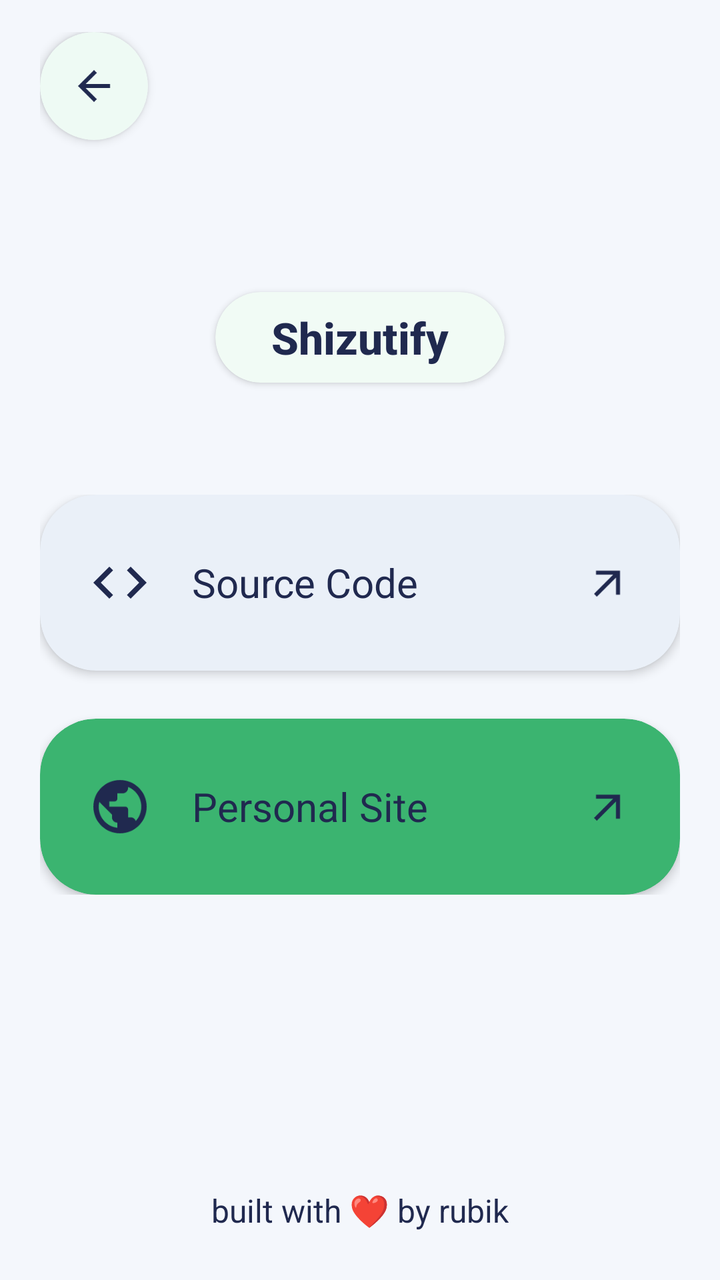
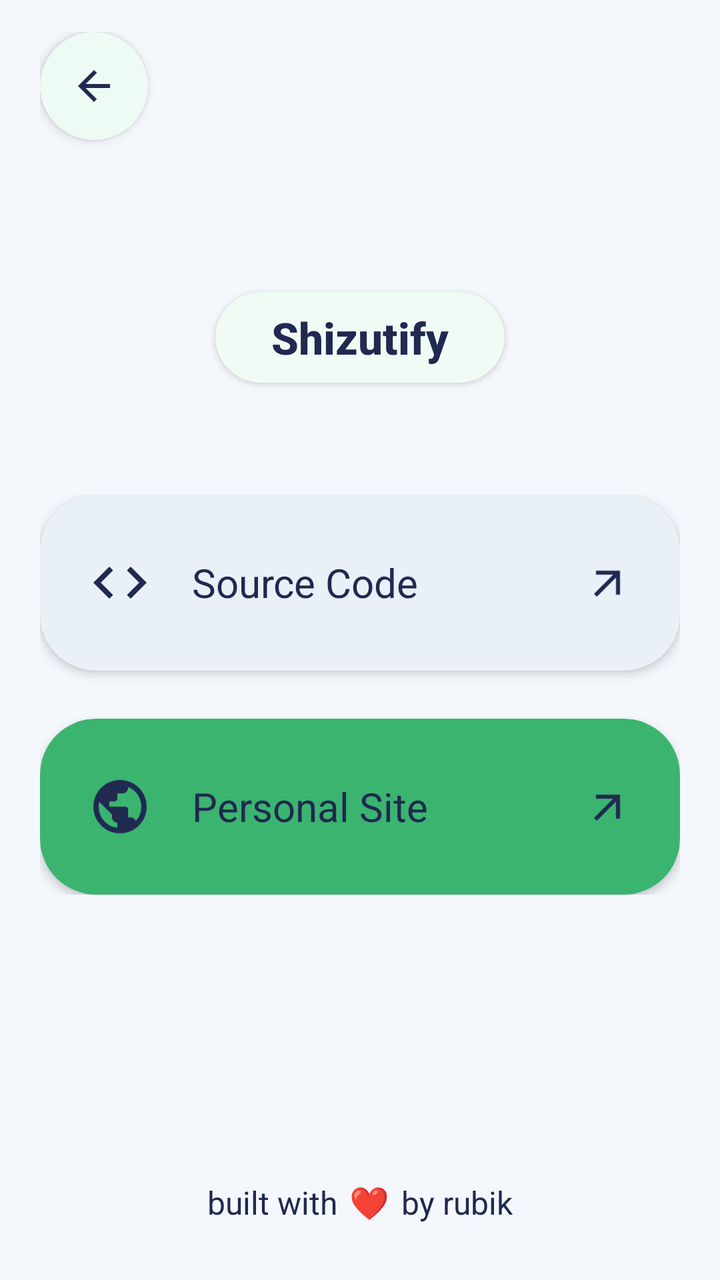

Compare the two renders of this Android layout. The source of the first and the diff that turns it into the second are given below.
<!-- AndroidManifest.xml: application theme Theme.Shizutify -->
<!-- res/layout/activity_more_info.xml -->
<?xml version="1.0" encoding="utf-8"?>
<androidx.constraintlayout.widget.ConstraintLayout xmlns:android="http://schemas.android.com/apk/res/android"
    xmlns:app="http://schemas.android.com/apk/res-auto"
    android:id="@+id/rootMoreInfo"
    android:layout_width="match_parent"
    android:layout_height="match_parent"
    android:background="@color/bg_alabaster"
    android:paddingHorizontal="20dp"
    android:paddingVertical="16dp">

    
    <com.google.android.material.card.MaterialCardView
        android:id="@+id/btnBack"
        android:layout_width="54dp"
        android:layout_height="54dp"
        android:clickable="true"
        android:focusable="true"
        app:cardBackgroundColor="@color/surface_cream"
        app:cardCornerRadius="27dp"
        app:cardElevation="3dp"
        app:layout_constraintStart_toStartOf="parent"
        app:layout_constraintTop_toTopOf="parent"
        app:strokeWidth="0dp">

        <ImageView
            android:layout_width="24dp"
            android:layout_height="24dp"
            android:layout_gravity="center"
            android:contentDescription="@null"
            android:src="@drawable/ic_arrow_back" />
    </com.google.android.material.card.MaterialCardView>

    
    <com.google.android.material.card.MaterialCardView
        android:id="@+id/brandPill"
        android:layout_width="wrap_content"
        android:layout_height="wrap_content"
        android:layout_marginTop="76dp"
        app:cardBackgroundColor="@color/surface_cream"
        app:cardCornerRadius="24dp"
        app:cardElevation="2dp"
        app:layout_constraintEnd_toEndOf="parent"
        app:layout_constraintStart_toStartOf="parent"
        app:layout_constraintTop_toBottomOf="@+id/btnBack"
        app:strokeWidth="0dp">

        <TextView
            android:layout_width="wrap_content"
            android:layout_height="wrap_content"
            android:fontFamily="sans-serif-medium"
            android:paddingHorizontal="28dp"
            android:paddingVertical="8dp"
            android:text="@string/app_name"
            android:textColor="@color/espresso_brown"
            android:textSize="22sp"
            android:textStyle="bold" />
    </com.google.android.material.card.MaterialCardView>

    
    <LinearLayout
        android:layout_width="0dp"
        android:layout_height="wrap_content"
        android:layout_marginTop="56dp"
        android:orientation="vertical"
        app:layout_constraintEnd_toEndOf="parent"
        app:layout_constraintStart_toStartOf="parent"
        app:layout_constraintTop_toBottomOf="@+id/brandPill">

        
        <com.google.android.material.card.MaterialCardView
            android:id="@+id/cardSourceCode"
            android:layout_width="match_parent"
            android:layout_height="88dp"
            android:clickable="true"
            android:focusable="true"
            app:cardBackgroundColor="@color/surface_card_cream"
            app:cardCornerRadius="28dp"
            app:cardElevation="3dp"
            app:strokeWidth="0dp">

            <LinearLayout
                android:layout_width="match_parent"
                android:layout_height="match_parent"
                android:gravity="center_vertical"
                android:orientation="horizontal"
                android:paddingHorizontal="24dp">

                <ImageView
                    android:layout_width="32dp"
                    android:layout_height="32dp"
                    android:contentDescription="@null"
                    android:src="@drawable/ic_code" />

                <TextView
                    android:layout_width="0dp"
                    android:layout_height="wrap_content"
                    android:layout_marginStart="20dp"
                    android:layout_weight="1"
                    android:fontFamily="sans-serif"
                    android:text="@string/source_code"
                    android:textColor="@color/espresso_brown"
                    android:textSize="20sp" />

                <ImageView
                    android:layout_width="24dp"
                    android:layout_height="24dp"
                    android:contentDescription="@null"
                    android:src="@drawable/ic_arrow_outward" />
            </LinearLayout>
        </com.google.android.material.card.MaterialCardView>

        
        <com.google.android.material.card.MaterialCardView
            android:id="@+id/cardPersonalSite"
            android:layout_width="match_parent"
            android:layout_height="88dp"
            android:layout_marginTop="24dp"
            android:clickable="true"
            android:focusable="true"
            app:cardBackgroundColor="@color/accent_peach"
            app:cardCornerRadius="28dp"
            app:cardElevation="3dp"
            app:strokeWidth="0dp">

            <LinearLayout
                android:layout_width="match_parent"
                android:layout_height="match_parent"
                android:gravity="center_vertical"
                android:orientation="horizontal"
                android:paddingHorizontal="24dp">

                <ImageView
                    android:layout_width="32dp"
                    android:layout_height="32dp"
                    android:contentDescription="@null"
                    android:src="@drawable/ic_globe" />

                <TextView
                    android:layout_width="0dp"
                    android:layout_height="wrap_content"
                    android:layout_marginStart="20dp"
                    android:layout_weight="1"
                    android:fontFamily="sans-serif"
                    android:text="@string/personal_site"
                    android:textColor="@color/espresso_brown"
                    android:textSize="20sp" />

                <ImageView
                    android:layout_width="24dp"
                    android:layout_height="24dp"
                    android:contentDescription="@null"
                    android:src="@drawable/ic_arrow_outward" />
            </LinearLayout>
        </com.google.android.material.card.MaterialCardView>

    </LinearLayout>

    
    <TextView
        android:id="@+id/tvFooter"
        android:layout_width="wrap_content"
        android:layout_height="wrap_content"
        android:layout_marginBottom="8dp"
        android:fontFamily="sans-serif"
        android:text="@string/footer_credit"
        android:textColor="@color/espresso_brown"
        android:textSize="16sp"
        app:layout_constraintBottom_toBottomOf="parent"
        app:layout_constraintEnd_toEndOf="parent"
        app:layout_constraintStart_toStartOf="parent" />

</androidx.constraintlayout.widget.ConstraintLayout>
<!-- resources referenced by this layout -->
<resources>
  <color name="accent_peach">#3BB470</color>
  <color name="bg_alabaster">#F4F7FC</color>
  <color name="espresso_brown">#20294F</color>
  <color name="surface_card_cream">#EAF0F8</color>
  <color name="surface_cream">#FFFFFF</color>
  <!-- drawable ic_arrow_back (drawable) -->
  <vector xmlns:android="http://schemas.android.com/apk/res/android"
      android:width="24dp"
      android:height="24dp"
      android:viewportWidth="24"
      android:viewportHeight="24">
      <path
          android:fillColor="@color/espresso_brown"
          android:pathData="M20,11H7.83l5.59,-5.59L12,4l-8,8 8,8 1.41,-1.41L7.83,13H20v-2z" />
  </vector>
  <!-- drawable ic_arrow_outward (drawable) -->
  <vector xmlns:android="http://schemas.android.com/apk/res/android"
      android:width="24dp"
      android:height="24dp"
      android:viewportWidth="24"
      android:viewportHeight="24">
      <path
          android:fillColor="@color/espresso_brown"
          android:pathData="M6,6v2h8.59L5,17.59 6.41,19 16,9.41V18h2V6z" />
  </vector>
  <!-- drawable ic_code (drawable) -->
  <vector xmlns:android="http://schemas.android.com/apk/res/android"
      android:width="28dp"
      android:height="28dp"
      android:viewportWidth="24"
      android:viewportHeight="24">
      <path
          android:fillColor="@color/espresso_brown"
          android:pathData="M9.4,16.6L4.8,12l4.6,-4.6L8,6l-6,6 6,6 1.4,-1.4zM14.6,16.6l4.6,-4.6 -4.6,-4.6L16,6l6,6 -6,6 -1.4,-1.4z" />
  </vector>
  <!-- drawable ic_globe (drawable) -->
  <vector xmlns:android="http://schemas.android.com/apk/res/android"
      android:width="28dp"
      android:height="28dp"
      android:viewportWidth="24"
      android:viewportHeight="24">
      <path
          android:fillColor="@color/espresso_brown"
          android:pathData="M12,2C6.48,2 2,6.48 2,12s4.48,10 10,10 10,-4.48 10,-10S17.52,2 12,2zM11,19.93c-3.95,-0.49 -7,-3.85 -7,-7.93 0,-0.62 0.08,-1.21 0.21,-1.79L9,15v1c0,1.1 0.9,2 2,2v1.93zM17.9,17.39c-0.26,-0.81 -1,-1.39 -1.9,-1.39h-1v-3c0,-0.55 -0.45,-1 -1,-1H8v-2h2c0.55,0 1,-0.45 1,-1V7h2c1.1,0 2,-0.9 2,-2v-0.41c2.93,1.19 5,4.06 5,7.41 0,2.08 -0.8,3.97 -2.1,5.39z" />
  </vector>
  <string name="app_name">Shizutify</string>
  <string name="footer_credit">built with ❤️ by rubik</string>
  <string name="personal_site">Personal Site</string>
  <string name="source_code">Source Code</string>
  <style name="Theme.Shizutify" parent="Theme.Material3.Light.NoActionBar">
          <item name="android:windowBackground">@color/bg_alabaster</item>
          <item name="colorPrimary">@color/primary_terracotta</item>
          <item name="colorOnPrimary">@color/surface_cream</item>
          <item name="colorSurface">@color/surface_cream</item>
          <item name="colorOnSurface">@color/espresso_brown</item>
          <item name="colorSecondaryContainer">@color/accent_peach</item>
          <item name="colorOnSecondaryContainer">@color/espresso_brown</item>
  
          
          <item name="android:statusBarColor">@android:color/transparent</item>
          <item name="android:navigationBarColor">@android:color/transparent</item>
          <item name="android:windowLightStatusBar">true</item>
          <item name="android:windowLightNavigationBar" tools:targetApi="o_mr1">true</item>
      </style>
  <color name="primary_terracotta">#3BCE7B</color>
</resources>

<!-- the commit's change to res/layout/activity_more_info.xml (unified diff, before → after) -->
@@ -156,17 +156,43 @@
     </LinearLayout>
 
     
-    <TextView
+    <LinearLayout
         android:id="@+id/tvFooter"
         android:layout_width="wrap_content"
         android:layout_height="wrap_content"
         android:layout_marginBottom="8dp"
-        android:fontFamily="sans-serif"
-        android:text="@string/footer_credit"
-        android:textColor="@color/espresso_brown"
-        android:textSize="16sp"
+        android:gravity="center_vertical"
+        android:orientation="horizontal"
         app:layout_constraintBottom_toBottomOf="parent"
         app:layout_constraintEnd_toEndOf="parent"
-        app:layout_constraintStart_toStartOf="parent" />
+        app:layout_constraintStart_toStartOf="parent">
+
+        <TextView
+            android:layout_width="wrap_content"
+            android:layout_height="wrap_content"
+            android:fontFamily="sans-serif"
+            android:text="built with"
+            android:textColor="@color/espresso_brown"
+            android:textSize="16sp" />
+
+        <TextView
+            android:id="@+id/tvHeart"
+            android:layout_width="wrap_content"
+            android:layout_height="wrap_content"
+            android:clickable="true"
+            android:focusable="true"
+            android:paddingHorizontal="6dp"
+            android:paddingVertical="4dp"
+            android:text="❤️"
+            android:textSize="16sp" />
+
+        <TextView
+            android:layout_width="wrap_content"
+            android:layout_height="wrap_content"
+            android:fontFamily="sans-serif"
+            android:text="by rubik"
+            android:textColor="@color/espresso_brown"
+            android:textSize="16sp" />
+    </LinearLayout>
 
 </androidx.constraintlayout.widget.ConstraintLayout>
<!-- resource entries referenced after the edit -->
@@ -46,7 +46,6 @@
           android:pathData="M12,2C6.48,2 2,6.48 2,12s4.48,10 10,10 10,-4.48 10,-10S17.52,2 12,2zM11,19.93c-3.95,-0.49 -7,-3.85 -7,-7.93 0,-0.62 0.08,-1.21 0.21,-1.79L9,15v1c0,1.1 0.9,2 2,2v1.93zM17.9,17.39c-0.26,-0.81 -1,-1.39 -1.9,-1.39h-1v-3c0,-0.55 -0.45,-1 -1,-1H8v-2h2c0.55,0 1,-0.45 1,-1V7h2c1.1,0 2,-0.9 2,-2v-0.41c2.93,1.19 5,4.06 5,7.41 0,2.08 -0.8,3.97 -2.1,5.39z" />
   </vector>
   <string name="app_name">Shizutify</string>
-  <string name="footer_credit">built with ❤️ by rubik</string>
   <string name="personal_site">Personal Site</string>
   <string name="source_code">Source Code</string>
   <style name="Theme.Shizutify" parent="Theme.Material3.Light.NoActionBar">
